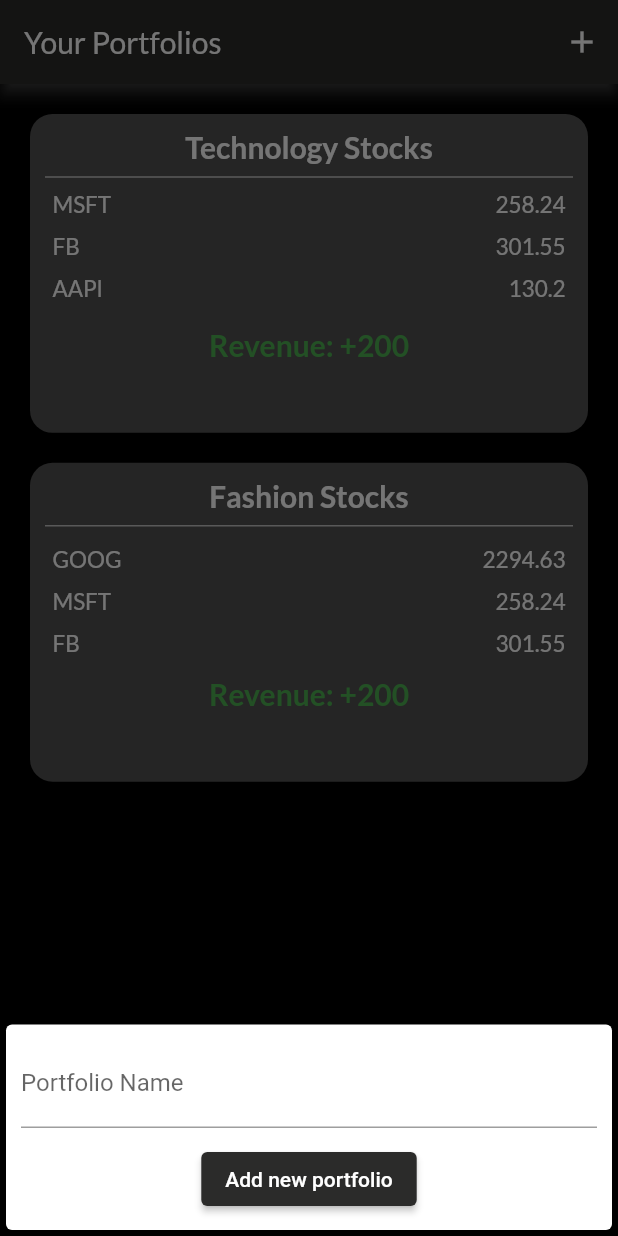
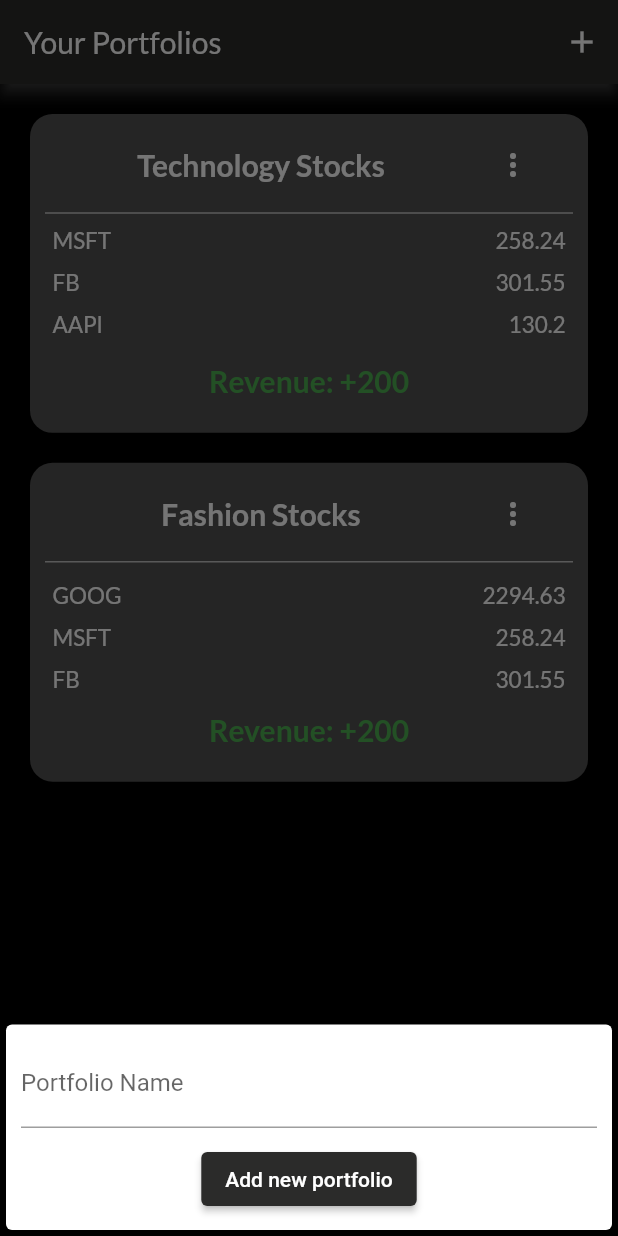
Before and after one commit to NiDimi/Stock-Helper, a Flutter app: the screen it shows after launch, scrolled down 32 dp, after a tap on the "add" icon, on a phone screen of 412 x 824 dp. Run offline on Flutter 3.47's test engine with Material 2 defaults, Android fonts, the phone set to English and light mode, and no system bars; our stand-ins replace flutter_slidable.

Commit message:
Functionality to remove and edit portfolios

```diff
--- a/lib/screens/portfolio_screen.dart
+++ b/lib/screens/portfolio_screen.dart
@@ -14,7 +14,7 @@ class PortfolioScreen extends StatelessWidget {
         title: const Text('Your Portfolios'),
         actions: <Widget>[
           IconButton(icon: const Icon(Icons.add), onPressed: () {
-            showModalBottomSheet(context: context, builder: (context) => NewPortfolioWidget(),);
+            showModalBottomSheet(context: context, builder: (context) => NewPortfolioWidget(null),);
           })
         ],
       ),
--- a/lib/widgets/new_portfolio_widget.dart
+++ b/lib/widgets/new_portfolio_widget.dart
@@ -4,6 +4,11 @@ import 'package:stock_helper/models/portfolio.dart';
 import 'package:stock_helper/providers/portfolios.dart';
 
 class NewPortfolioWidget extends StatefulWidget {
+  final Portfolio _prevPortfolio;
+
+
+  NewPortfolioWidget(this._prevPortfolio);
+
   @override
   _NewPortfolioWidgetState createState() => _NewPortfolioWidgetState();
 }
@@ -12,13 +17,26 @@ class _NewPortfolioWidgetState extends State<NewPortfolioWidget> {
   final _form = GlobalKey<FormState>();
   String _name;
 
+  @override
+  initState(){
+    super.initState();
+    if(widget._prevPortfolio != null) {
+      _name = widget._prevPortfolio.name;
+    }
+  }
+
   Future<void> _submitForm() async {
     final isValid = _form.currentState.validate();
     if(!isValid){
       return;
     }
     _form.currentState.save();
-    Provider.of<Portfolios>(context, listen: false).addPortfolio(new Portfolio(name: _name));
+    final portfoliosData = Provider.of<Portfolios>(context, listen: false);
+    if(widget._prevPortfolio == null){
+      portfoliosData.addPortfolio(new Portfolio(name: _name));
+    } else {
+      portfoliosData.changePortfolioName(widget._prevPortfolio, _name);
+    }
     Navigator.of(context).pop();
   }
 
@@ -34,6 +52,7 @@ class _NewPortfolioWidgetState extends State<NewPortfolioWidget> {
             child: Column(
               children: <Widget>[
                 TextFormField(
+                  initialValue: _name == null ? "" : _name,
                   decoration: InputDecoration(labelText: 'Portfolio Name'),
                   onFieldSubmitted: (_) {
                     _submitForm();
@@ -49,7 +68,7 @@ class _NewPortfolioWidgetState extends State<NewPortfolioWidget> {
                 SizedBox(height: 10,),
                 ElevatedButton(
                   onPressed: _submitForm,
-                  child: Text('Add new portfolio'),
+                  child: Text(_name == null ?'Add new portfolio' : 'Change the name'),
                   style: ButtonStyle(
                       backgroundColor: MaterialStateProperty.all(
                           Theme.of(context).primaryColor),
--- a/lib/widgets/portfolio_item.dart
+++ b/lib/widgets/portfolio_item.dart
@@ -1,7 +1,17 @@
 import 'package:flutter/material.dart';
+import 'package:provider/provider.dart';
 import 'package:stock_helper/models/portfolio.dart';
+import 'package:stock_helper/providers/portfolios.dart';
 import 'package:stock_helper/screens/stocks_overview_screen.dart';
 import 'package:stock_helper/widgets/revenue_widget.dart';
+
+import 'new_portfolio_widget.dart';
+
+
+enum MenuOption {
+  Edit,
+  Delete,
+}
 
 class PortfolioItem extends StatelessWidget {
   final Portfolio _portfolio;
@@ -19,10 +29,38 @@ class PortfolioItem extends StatelessWidget {
         padding: const EdgeInsets.all(10),
         child: Column(
           children: <Widget>[
-            Text(
-              _portfolio.name,
-              style: Theme.of(context).textTheme.headline1,
-              textAlign: TextAlign.center,
+            ListTile(
+              title: Text(
+                _portfolio.name,
+                style: Theme.of(context).textTheme.headline1,
+                textAlign: TextAlign.center,
+              ),
+              trailing: PopupMenuButton(
+                onSelected: (MenuOption selectedValue) {
+                  if(selectedValue == MenuOption.Edit){
+                    showModalBottomSheet(context: context, builder: (context) => NewPortfolioWidget(_portfolio),);
+                  } else {
+                    Provider.of<Portfolios>(context, listen: false).removePortfolio(_portfolio);
+                  }
+                },
+                icon: Icon(Icons.more_vert, color: Theme.of(context).accentColor,),
+                itemBuilder: (context) => [
+                  PopupMenuItem(
+                    child: Row(
+                      mainAxisAlignment: MainAxisAlignment.spaceBetween,
+                      children: <Widget>[Text('Edit name'), Icon(Icons.edit, color: Color.fromARGB(255, 0, 0, 255),),],
+                    ),
+                    value: MenuOption.Edit,
+                  ),PopupMenuItem(
+                    child: Row(
+                      mainAxisAlignment: MainAxisAlignment.spaceBetween,
+                      children: <Widget>[Text('Delete'), Icon(Icons.delete, color: Colors.red,),],
+                    ),
+                    value: MenuOption.Delete,
+                  )
+                ],
+              ),
+              dense: true,
             ),
             Divider(
               color: Theme.of(context).accentColor,
@@ -30,7 +68,15 @@ class PortfolioItem extends StatelessWidget {
             _portfolio.portfolioStocks == null
                 ? Column(
                     mainAxisAlignment: MainAxisAlignment.center,
-                    children: <Widget>[SizedBox(height: 50,),Text('Add some stocks', style: Theme.of(context).textTheme.headline2,)],
+                    children: <Widget>[
+                      SizedBox(
+                        height: 50,
+                      ),
+                      Text(
+                        'Add some stocks',
+                        style: Theme.of(context).textTheme.headline2,
+                      )
+                    ],
                   )
                 : Column(
                     children: <Widget>[
```
Also changed, not shown: lib/providers/portfolios.dart (+14 -2 lines).
